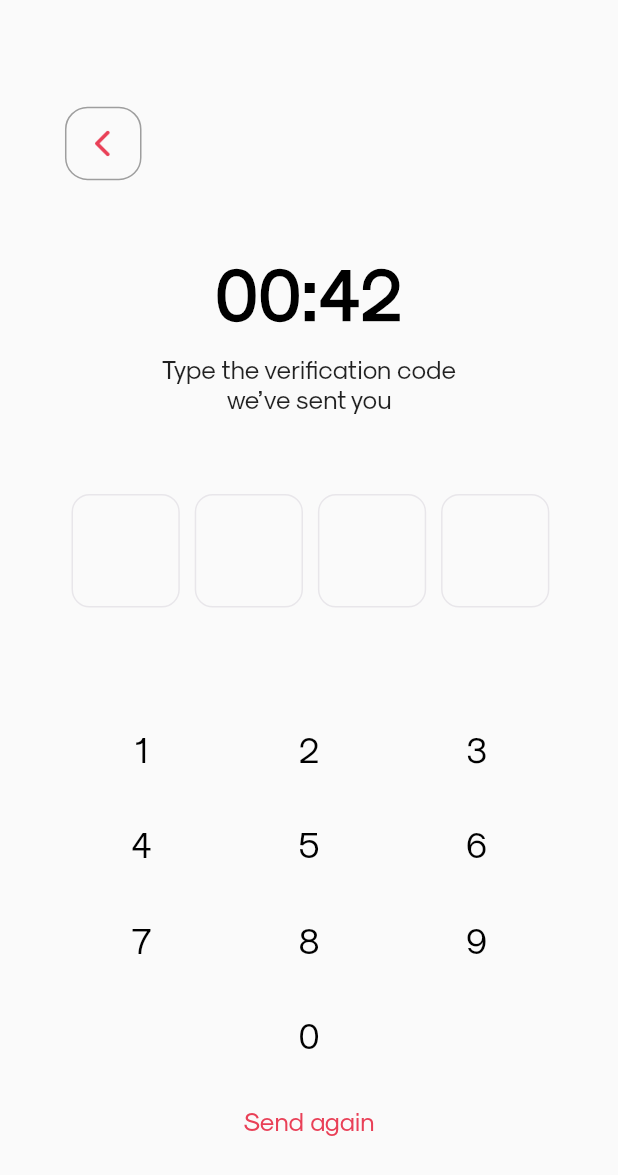
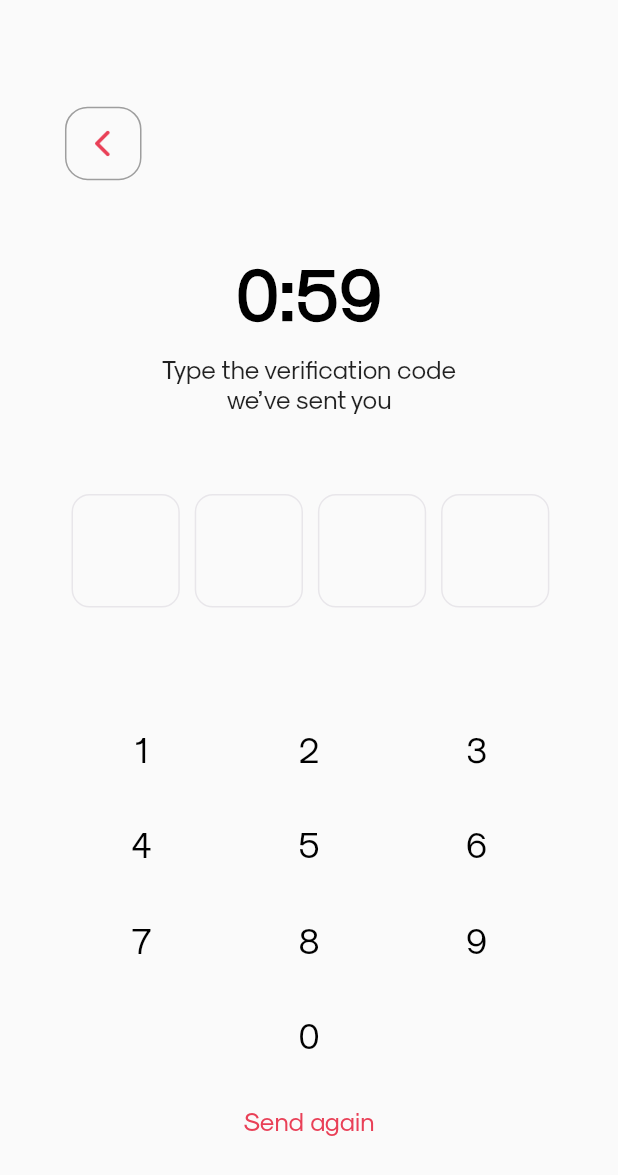
Before and after one commit to 01krupal/DatingApp, a Flutter app: the CodeScreen screen opened by its route, on a phone screen of 412 x 824 dp. Shown: the top 1175 px of the screen. Run offline on Flutter 3.47's test engine with Material 2 defaults, Android fonts, the phone set to English and light mode, and no system bars; drawn by our look-alikes of pinput; our stand-ins replace carousel_slider, connectivity_plus, country_code_picker, flutter_chat_types, flutter_chat_ui, get and 2 more; missing offline and left inert: flutter_neat_and_clean_calendar.

Commit message:
final commit

```diff
--- a/lib/presentation/CodeScreen/Code_Screen.dart
+++ b/lib/presentation/CodeScreen/Code_Screen.dart
@@ -22,8 +22,7 @@ class CodeScreen extends StatelessWidget {
   Widget build(BuildContext context) {
     return Scaffold(
       body: SingleChildScrollView(
-          child:
-     Column(
+        child: Column(
           crossAxisAlignment: CrossAxisAlignment.start,
           children: [
             InkWell(
@@ -43,16 +42,20 @@ class CodeScreen extends StatelessWidget {
                             padding: const EdgeInsets.all(9.0),
                             child: Image.asset(AppImages.right))))),
             Padding(
-              padding: EdgeInsets.symmetric(horizontal: getHorizontalSize(40)),
+                padding:
+                    EdgeInsets.symmetric(horizontal: getHorizontalSize(40)),
                 child: Column(
                     crossAxisAlignment: CrossAxisAlignment.center,
                     children: [
                       SizedBox(height: getVerticalSize(50)),
-                    Text(StringConstants.timer,
+                      Obx(() => Text(
+                            codeController.formattedTime.value,
                             style: TextStyle(
                               fontSize: getFontSize(55),
                               fontWeight: FontWeight.w700,
-                            color: Colors.black)),
+                              color: Colors.black,
+                            ),
+                          )),
                       SizedBox(height: getVerticalSize(15)),
                       Text(StringConstants.typeThe,
                           textAlign: TextAlign.center,
@@ -65,9 +68,14 @@ class CodeScreen extends StatelessWidget {
                               length: 4,
                               keyboardType: TextInputType.number,
                               defaultPinTheme: codeController.defaultPinTheme,
-                              focusedPinTheme: codeController.defaultPinTheme.copyWith(decoration: codeController.defaultPinTheme.decoration!.copyWith(
+                              focusedPinTheme: codeController.defaultPinTheme
+                                  .copyWith(
+                                      decoration: codeController
+                                          .defaultPinTheme.decoration!
+                                          .copyWith(
                                               border: Border.all(
-                                                  color: ColorConstant.btnRed))))),
+                                                  color:
+                                                      ColorConstant.btnRed))))),
                       SizedBox(height: getVerticalSize(60)),
                       Column(
                         children: [
@@ -76,7 +84,14 @@ class CodeScreen extends StatelessWidget {
                             controller: codeController.pinController,
                             delete: () {
                               HapticFeedback.lightImpact();
-                            if (codeController.pinController.text.isNotEmpty) {codeController.pinController.text = codeController.pinController.text.substring(0, codeController.pinController.text.length - 1);
+                              if (codeController
+                                  .pinController.text.isNotEmpty) {
+                                codeController.pinController.text =
+                                    codeController.pinController.text.substring(
+                                        0,
+                                        codeController
+                                                .pinController.text.length -
+                                            1);
                               }
                             },
                             // do something with the input numbers
--- a/pubspec.yaml
+++ b/pubspec.yaml
@@ -50,7 +50,6 @@ dependencies:
   story_view: ^0.16.0
   flutter_staggered_grid_view: ^0.7.0
   flutter_neat_and_clean_calendar: ^0.3.0+12
-  timer_count_down: ^2.2.2
   table_calendar:
   uuid:
 
```
Also changed, not shown: lib/presentation/CodeScreen/controller/code_screen_controller.dart (+29 -0 lines), pubspec.lock. Lines whose indentation alone changed are shown as unchanged.
